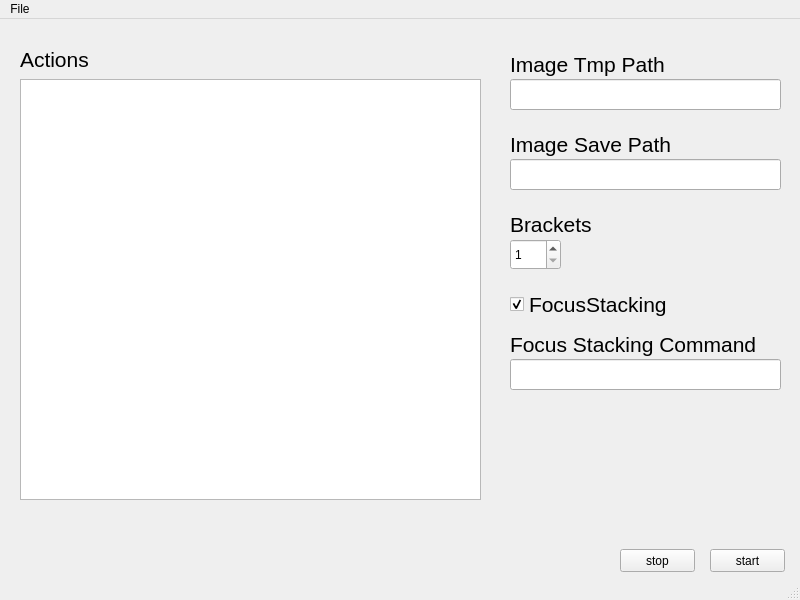
Before: the Qt Designer form Ui_MainWindow.ui in InteractiveGraphicsLab/StackShot3XAutoShooter, drawn with Qt 5.
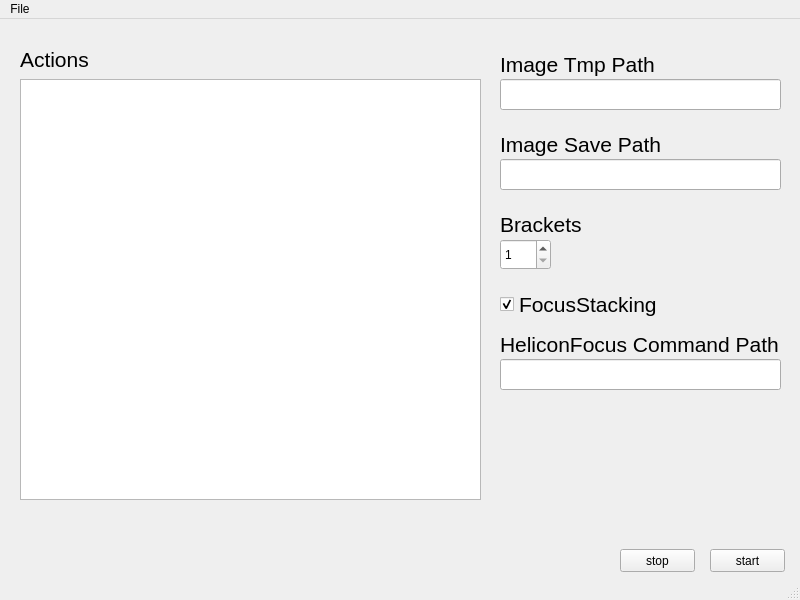
After: the same form once the commit is applied.

What changed in the file:
```diff
--- a/Ui_MainWindow.ui
+++ b/Ui_MainWindow.ui
@@ -71,7 +71,7 @@
    <widget class="QLabel" name="imageTmpPathLabel">
     <property name="geometry">
      <rect>
-      <x>510</x>
+      <x>500</x>
       <y>30</y>
       <width>161</width>
       <height>31</height>
@@ -89,7 +89,7 @@
    <widget class="QLabel" name="imageSavePathLabel">
     <property name="geometry">
      <rect>
-      <x>510</x>
+      <x>500</x>
       <y>110</y>
       <width>161</width>
       <height>31</height>
@@ -107,9 +107,9 @@
    <widget class="QLineEdit" name="imageTmpPath">
     <property name="geometry">
      <rect>
-      <x>510</x>
+      <x>500</x>
       <y>60</y>
-      <width>271</width>
+      <width>281</width>
       <height>31</height>
      </rect>
     </property>
@@ -117,9 +117,9 @@
    <widget class="QLineEdit" name="imageSavePath">
     <property name="geometry">
      <rect>
-      <x>510</x>
+      <x>500</x>
       <y>140</y>
-      <width>271</width>
+      <width>281</width>
       <height>31</height>
      </rect>
     </property>
@@ -127,7 +127,7 @@
    <widget class="QLabel" name="bracketsLabel">
     <property name="geometry">
      <rect>
-      <x>510</x>
+      <x>500</x>
       <y>190</y>
       <width>111</width>
       <height>31</height>
@@ -145,7 +145,7 @@
    <widget class="QSpinBox" name="brackets">
     <property name="geometry">
      <rect>
-      <x>510</x>
+      <x>500</x>
       <y>220</y>
       <width>51</width>
       <height>31</height>
@@ -158,7 +158,7 @@
    <widget class="QCheckBox" name="doFocusStacking">
     <property name="geometry">
      <rect>
-      <x>510</x>
+      <x>500</x>
       <y>270</y>
       <width>161</width>
       <height>31</height>
@@ -185,9 +185,9 @@
    <widget class="QLineEdit" name="focusStackingCommand">
     <property name="geometry">
      <rect>
-      <x>510</x>
+      <x>500</x>
       <y>340</y>
-      <width>271</width>
+      <width>281</width>
       <height>31</height>
      </rect>
     </property>
@@ -195,9 +195,9 @@
    <widget class="QLabel" name="focusStackingCommandLabel">
     <property name="geometry">
      <rect>
-      <x>510</x>
+      <x>500</x>
       <y>310</y>
-      <width>251</width>
+      <width>281</width>
       <height>31</height>
      </rect>
     </property>
@@ -207,7 +207,7 @@
      </font>
     </property>
     <property name="text">
-     <string>Focus Stacking Command</string>
+     <string>HeliconFocus Command Path</string>
     </property>
    </widget>
   </widget>
```
Left out of the diff: 4 changed lines with no effect on the pictures.
